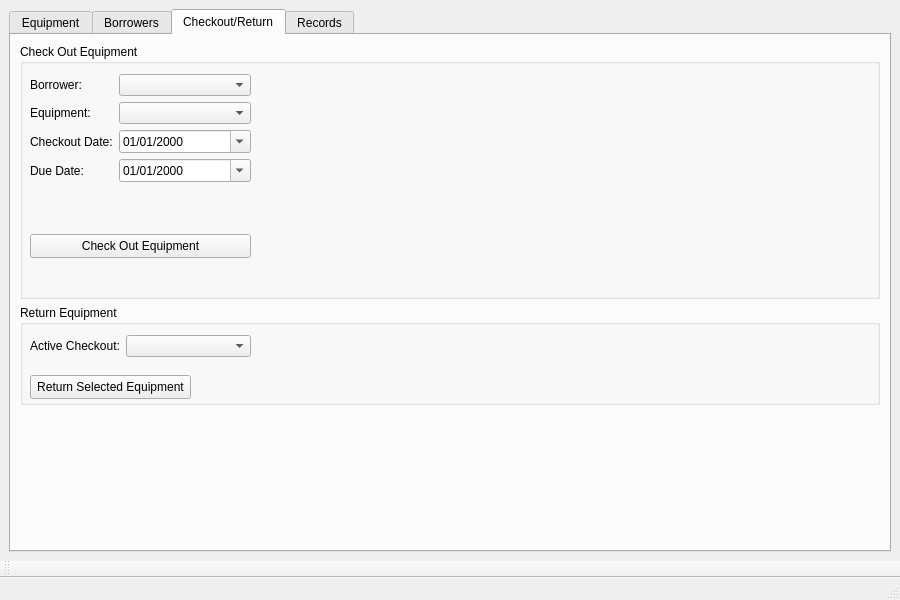
Qt form mainwindow.ui (compsctesting-lgtm/TechTrack) before a commit.
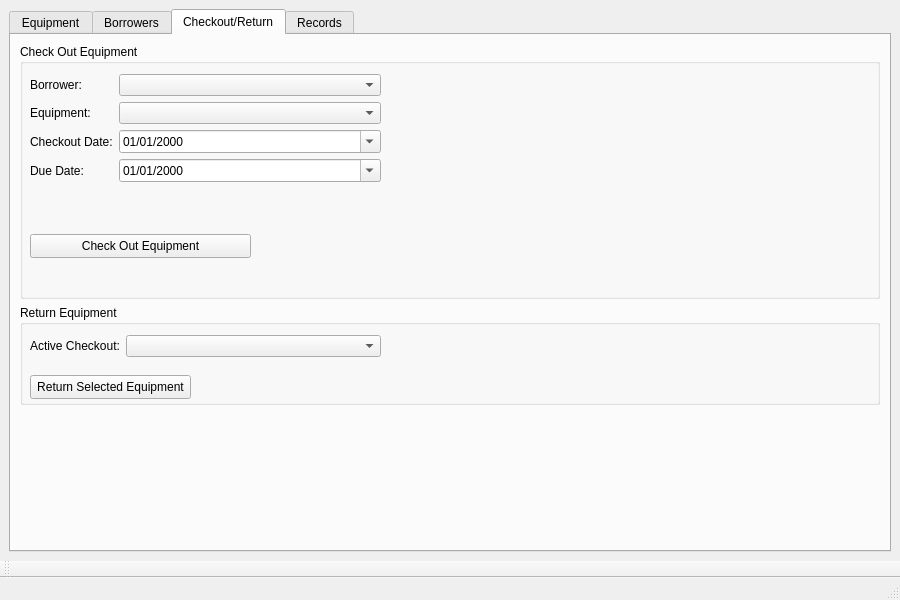
The same form after that commit. The open tabs and pages were chosen to show the change.

Commit message: Complete and test TechTrack MVP

```diff
--- a/mainwindow.ui
+++ b/mainwindow.ui
@@ -444,7 +444,7 @@
             <rect>
              <x>10</x>
              <y>30</y>
-             <width>221</width>
+             <width>351</width>
              <height>152</height>
             </rect>
            </property>
@@ -542,7 +542,7 @@
             <rect>
              <x>10</x>
              <y>30</y>
-             <width>221</width>
+             <width>351</width>
              <height>32</height>
             </rect>
            </property>
```
